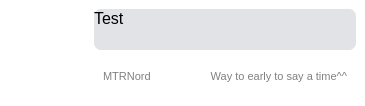
Qt form qml/ui/message.ui (Nordgedanken/Morpheus) before a commit.
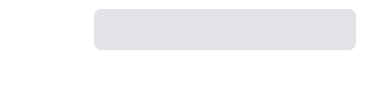
The same form after that commit. Icons and pictures are not drawn.

Commit message: Remove UI Defaults too let it look a bit better on loading

Patch:
```diff
--- a/qml/ui/message.ui
+++ b/qml/ui/message.ui
@@ -117,7 +117,7 @@
 border-radius:7px;</string>
         </property>
         <property name="text">
-         <string>Test</string>
+         <string/>
         </property>
         <property name="scaledContents">
          <bool>false</bool>
@@ -153,7 +153,7 @@
             <string notr="true">color:grey;</string>
            </property>
            <property name="text">
-            <string>MTRNord</string>
+            <string/>
            </property>
            <property name="openExternalLinks">
             <bool>true</bool>
@@ -174,7 +174,7 @@
             <string notr="true">color:grey;</string>
            </property>
            <property name="text">
-            <string>Way to early to say a time^^</string>
+            <string/>
            </property>
            <property name="alignment">
             <set>Qt::AlignRight|Qt::AlignTrailing|Qt::AlignVCenter</set>
```
The commit also changes 3 other files.
